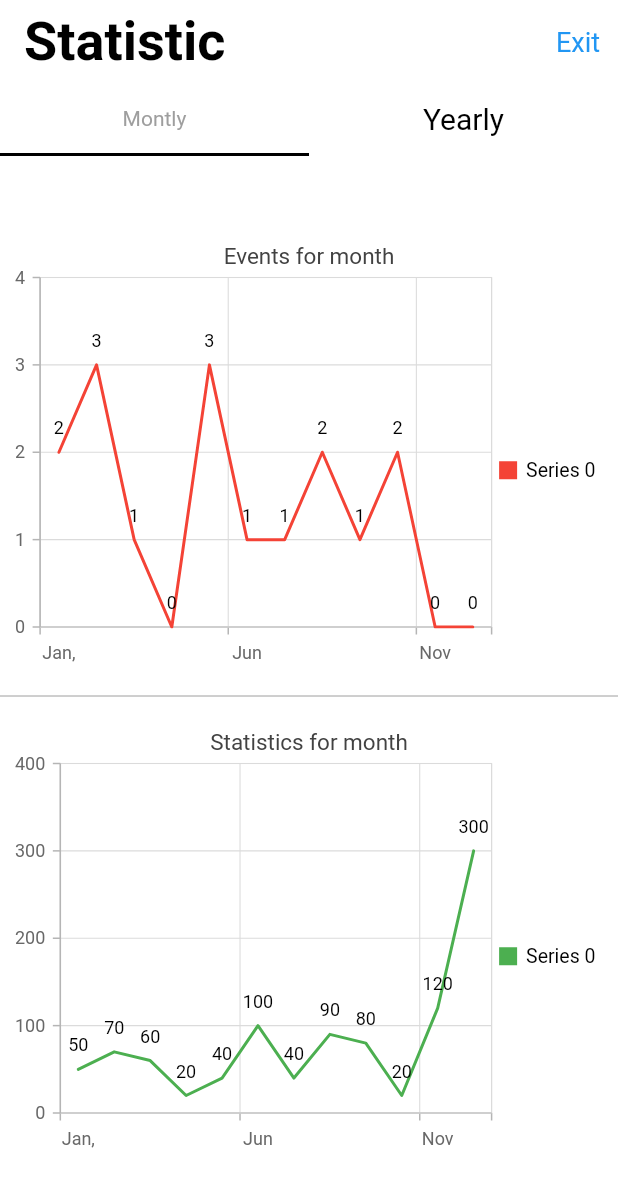
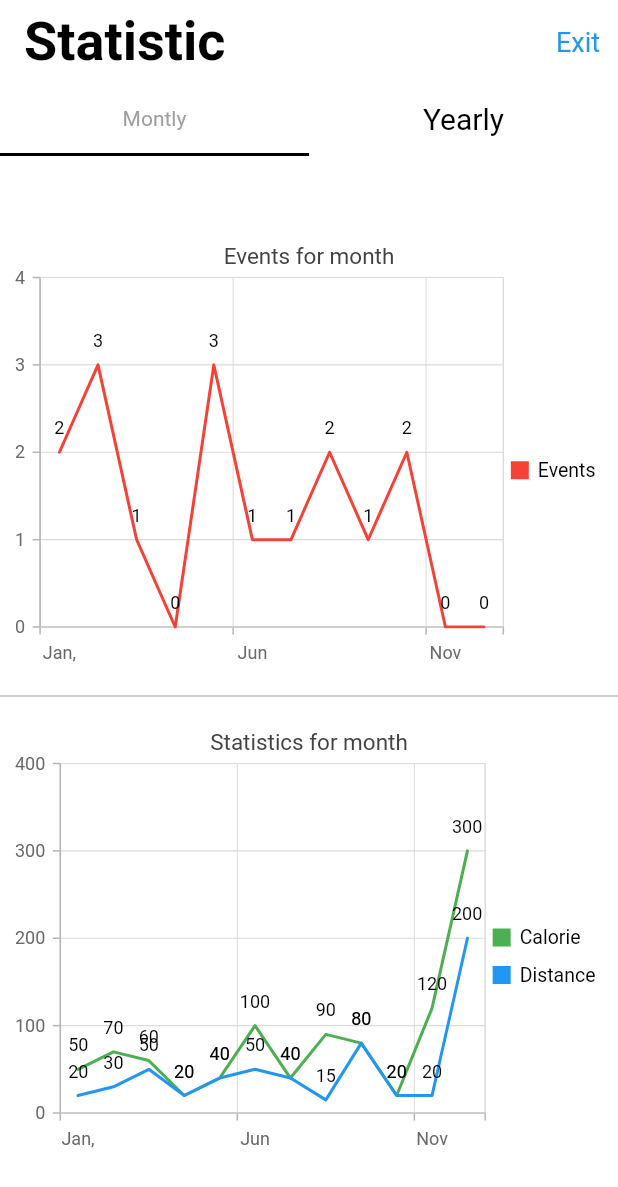
Before and after one commit to somkiat-punnok/long-life-burning, a Flutter app: the StatisticPage screen opened directly, on a phone screen of 412 x 824 dp. Shown: the top 1187 px of the screen. Run offline on Flutter 3.47's test engine with Material 2 defaults, Android fonts, the phone set to English and light mode, and no system bars; our stand-ins replace cloud_firestore, firebase_auth, flutter_local_notifications, geolocator, google_maps_flutter, location and 6 more; missing offline and left inert: fit_kit, google_maps_webservice, pedantic; accounts and stored records are empty; statements that could not run were skipped.

Commit message:
update chart

```diff
--- a/lib/pages/menu/setting_page.dart
+++ b/lib/pages/menu/setting_page.dart
@@ -1,6 +1,5 @@
 import 'package:flutter/material.dart';
 import 'package:flutter/cupertino.dart';
-import 'package:intl/intl.dart';
 import 'package:firebase_auth/firebase_auth.dart';
 import 'package:cloud_firestore/cloud_firestore.dart';
 import 'package:long_life_burning/modules/announce/setting/widgets/lib.dart';
--- a/lib/pages/menu/statistic_page.dart
+++ b/lib/pages/menu/statistic_page.dart
@@ -1,8 +1,10 @@
-// import 'package:cloud_firestore/cloud_firestore.dart';
-import 'package:firebase_auth/firebase_auth.dart';
+
+import 'package:cloud_firestore/cloud_firestore.dart';
 import 'package:flutter/cupertino.dart';
 import 'package:flutter/material.dart';
-// import 'package:long_life_burning/utils/providers/all.dart';
+import 'package:long_life_burning/modules/announce/event/events.dart';
+import 'package:long_life_burning/utils/helper/constants.dart';
+import 'package:long_life_burning/utils/providers/all.dart';
 import 'package:syncfusion_flutter_charts/charts.dart';
 
 class StatisticPage extends StatefulWidget {
@@ -12,21 +14,12 @@ class StatisticPage extends StatefulWidget {
   _StatisticPageState createState() => _StatisticPageState();
 }
 
+class EventData {
 
-class DataEvent {
-  bool isLoggedIn() {
-    if (FirebaseAuth.instance.currentUser() != null) {
-      return true;
-    } else {
-      return false;
-    }
-  }
-
-  //  final DocumentReference userRef = Firestore.instance
-  //                             .collection(Configs.collection_user)
-  //                             .document(provider.id)
-  //                             .collection("events")
-  //                             .document(event.id);
+  EventData(this.year, this.clories,);
+  final String year;
+  final num clories;
+  // final num distance;
 }
 
 class _StatisticPageState extends State<StatisticPage> {
@@ -41,6 +34,7 @@ List<Widget> charts = [Center(
           legend: Legend(isVisible: true),
           series: <LineSeries<EventData, String>>[
             LineSeries<EventData, String>(
+              name: "Events",
                color: Colors.red,
               dataSource: [
                 EventData('Jan,', 2),
@@ -72,6 +66,7 @@ List<Widget> charts = [Center(
           legend: Legend(isVisible: true),
           series: <LineSeries<EventData, String>>[
             LineSeries<EventData, String>(
+              name: "Calorie",
                color: Colors.green,
               dataSource: [
                 EventData('Jan,', 50),
@@ -86,6 +81,27 @@ List<Widget> charts = [Center(
                 EventData('Oct', 20),
                 EventData('Nov', 120),
                 EventData('Dec', 300),
+              ],
+              xValueMapper: (EventData events, _) => events.year,
+              yValueMapper: (EventData events, _) => events.clories,
+              dataLabelSettings: DataLabelSettings(isVisible: true)
+            ),
+             LineSeries<EventData, String>(
+              name: "Distance",
+               color: Colors.blue,
+              dataSource: [
+                EventData('Jan,', 20),
+                EventData('Feb', 30),
+                EventData('Mar', 50),
+                EventData('Apr', 20),
+                EventData('May', 40),
+                EventData('Jun', 50),
+                EventData('Jul', 40),
+                EventData('Aug', 15),
+                EventData('Sep', 80),
+                EventData('Oct', 20),
+                EventData('Nov', 20),
+                EventData('Dec', 200),
               ],
               xValueMapper: (EventData events, _) => events.year,
               yValueMapper: (EventData events, _) => events.clories,
@@ -136,6 +152,7 @@ List<Widget> charts = [Center(
           legend: Legend(isVisible: true),
           series: <LineSeries<EventData, String>>[
             LineSeries<EventData, String>(
+              name: "Calories",
                color: Colors.blue,
               dataSource: [
                 EventData('2015,', 5000),
@@ -143,6 +160,21 @@ List<Widget> charts = [Center(
                 EventData('2017', 1500),
                 EventData('2018', 1450),
                 EventData('2019', 1600),
+              ],
+              xValueMapper: (EventData events, _) => events.year,
+              yValueMapper: (EventData events, _) => events.clories,
+              dataLabelSettings: DataLabelSettings(isVisible: true)
+            ),
+             LineSeries<EventData, String>(
+              name: "Distance",
+               color: Colors.yellow,
+              dataSource: [
+                EventData('2015,', 3000),
+                EventData('2016', 1500),
+                EventData('2017', 4000),
+                EventData('2018', 1700),
+                EventData('2019', 2000),
+
               ],
               xValueMapper: (EventData events, _) => events.year,
               yValueMapper: (EventData events, _) => events.clories,
@@ -160,7 +192,10 @@ List<Widget> charts = [Center(
   @override
   Widget build(BuildContext context) {
 
-    // final UserProvider provider = Provider.of<UserProvider>(context);
+  // final Event event = ModalRoute.of(context).settings.arguments;
+  // final UserProvider provider = Provider.of<UserProvider>(context);
+  //   Firestore.instance.collection(Configs.collection_user) .document(provider.id) .collection("events").document(event.id);
+
     return DefaultTabController(
       length:2,
      child: Scaffold(
@@ -219,8 +254,3 @@ List<Widget> charts = [Center(
      );
   }
 }
-class EventData {
-  EventData(this.year, this.clories);
-  final String year;
-  final double clories;
-}
```
